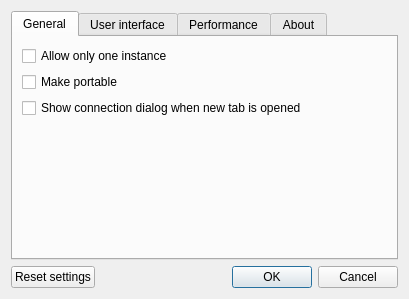
Qt form src/ui/settingsdialog.ui (Tasssadar/Lorris) before a commit.
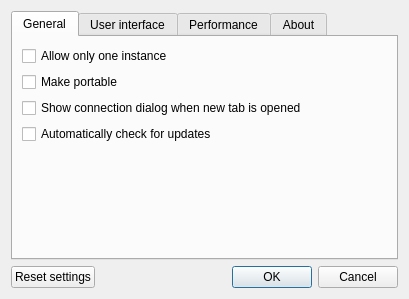
The same form after that commit.

Diff of the .ui file:
```diff
--- a/src/ui/settingsdialog.ui
+++ b/src/ui/settingsdialog.ui
@@ -52,6 +52,13 @@
          </property>
         </widget>
        </item>
+       <item>
+        <widget class="QCheckBox" name="updateBox">
+         <property name="text">
+          <string>Automatically check for updates</string>
+         </property>
+        </widget>
+       </item>
        <item>
         <spacer name="verticalSpacer_7">
          <property name="orientation">
```
Left out of the diff: 1 changed line with no effect on the pictures.
